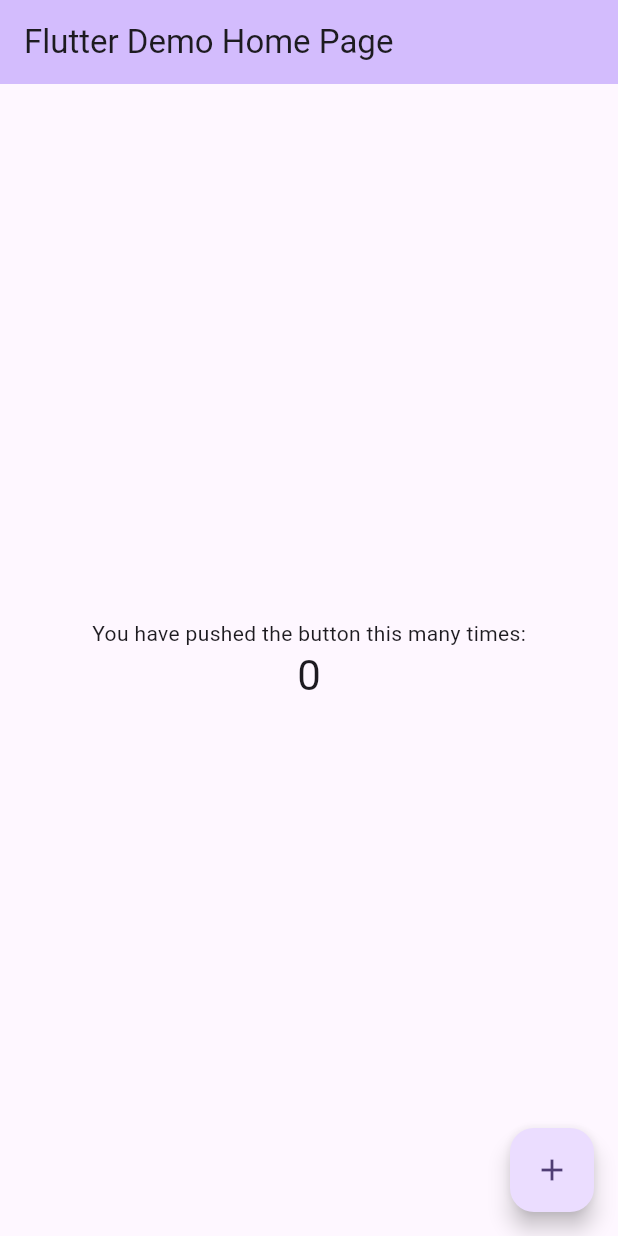
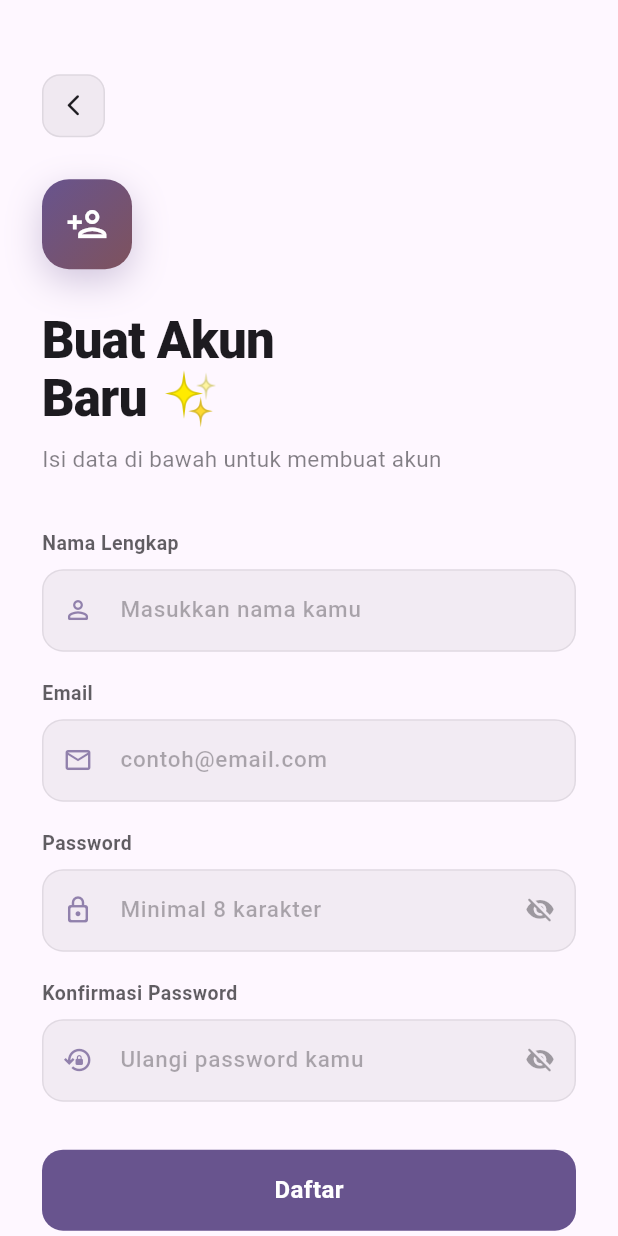
Before and after one commit to Mevyanrr/superraion, a Flutter app: the screen it shows after launch, on a phone screen of 412 x 824 dp. Run offline on Flutter 3.47's test engine with Material 3 defaults, Android fonts, the phone set to English and light mode, and no system bars; our stand-ins replace firebase_auth, firebase_core, google_sign_in; accounts and stored records are empty.

Commit message:
backend auth done

```diff
--- /dev/null
+++ b/lib/auth_text_field.dart
@@ -0,0 +1,124 @@
+import 'package:flutter/material.dart';
+
+class AuthTextField extends StatefulWidget {
+  final String label;
+  final String hint;
+  final IconData icon;
+  final bool isPassword;
+  final TextEditingController controller;
+  final TextInputType keyboardType;
+  final String? Function(String?)? validator;
+
+  const AuthTextField({
+    super.key,
+    required this.label,
+    required this.hint,
+    required this.icon,
+    required this.controller,
+    this.isPassword = false,
+    this.keyboardType = TextInputType.text,
+    this.validator,
+  });
+
+  @override
+  State<AuthTextField> createState() => _AuthTextFieldState();
+}
+
+class _AuthTextFieldState extends State<AuthTextField> {
+  bool _obscureText = true;
+
+  @override
+  Widget build(BuildContext context) {
+    final colors = Theme.of(context).colorScheme;
+
+    return Column(
+      crossAxisAlignment: CrossAxisAlignment.start,
+      children: [
+        Text(
+          widget.label,
+          style: TextStyle(
+            fontSize: 13,
+            fontWeight: FontWeight.w600,
+            color: colors.onSurface.withOpacity(0.7),
+            letterSpacing: 0.3,
+          ),
+        ),
+        const SizedBox(height: 8),
+        TextFormField(
+          controller: widget.controller,
+          obscureText: widget.isPassword ? _obscureText : false,
+          keyboardType: widget.keyboardType,
+          validator: widget.validator,
+          style: TextStyle(
+            fontSize: 15,
+            color: colors.onSurface,
+            fontWeight: FontWeight.w500,
+          ),
+          decoration: InputDecoration(
+            hintText: widget.hint,
+            hintStyle: TextStyle(
+              color: colors.onSurface.withOpacity(0.35),
+              fontSize: 15,
+            ),
+            prefixIcon: Icon(
+              widget.icon,
+              color: colors.primary.withOpacity(0.7),
+              size: 20,
+            ),
+            suffixIcon: widget.isPassword
+                ? IconButton(
+              icon: Icon(
+                _obscureText
+                    ? Icons.visibility_off_rounded
+                    : Icons.visibility_rounded,
+                color: colors.onSurface.withOpacity(0.4),
+                size: 20,
+              ),
+              onPressed: () =>
+                  setState(() => _obscureText = !_obscureText),
+            )
+                : null,
+            filled: true,
+            fillColor: colors.surfaceContainerHighest.withOpacity(0.5),
+            border: OutlineInputBorder(
+              borderRadius: BorderRadius.circular(14),
+              borderSide: BorderSide.none,
+            ),
+            enabledBorder: OutlineInputBorder(
+              borderRadius: BorderRadius.circular(14),
+              borderSide: BorderSide(
+                color: colors.outline.withOpacity(0.15),
+                width: 1,
+              ),
+            ),
+            focusedBorder: OutlineInputBorder(
+              borderRadius: BorderRadius.circular(14),
+              borderSide: BorderSide(
+                color: colors.primary,
+                width: 1.5,
+              ),
+            ),
+            errorBorder: OutlineInputBorder(
+              borderRadius: BorderRadius.circular(14),
+              borderSide: BorderSide(
+                color: colors.error,
+                width: 1.5,
+              ),
+            ),
+            focusedErrorBorder: OutlineInputBorder(
+              borderRadius: BorderRadius.circular(14),
+              borderSide: BorderSide(
+                color: colors.error,
+                width: 1.5,
+              ),
+            ),
+            contentPadding: const EdgeInsets.symmetric(
+              horizontal: 16,
+              vertical: 16,
+            ),
+          ),
+        ),
+      ],
+    );
+  }
+}
--- a/lib/main.dart
+++ b/lib/main.dart
@@ -1,6 +1,10 @@
+import 'package:firebase_core/firebase_core.dart';
 import 'package:flutter/material.dart';
+import 'package:superraion/registerTest.dart';
 
-void main() {
+void main() async{
+  WidgetsFlutterBinding.ensureInitialized();
+  await Firebase.initializeApp();
   runApp(const MyApp());
 }
 
@@ -12,6 +16,7 @@ class MyApp extends StatelessWidget {
   Widget build(BuildContext context) {
     return MaterialApp(
       title: 'Flutter Demo',
+      debugShowCheckedModeBanner: false,
       theme: ThemeData(
         // This is the theme of your application.
         //
@@ -30,93 +35,7 @@ class MyApp extends StatelessWidget {
         // tested with just a hot reload.
         colorScheme: .fromSeed(seedColor: Colors.deepPurple),
       ),
-      home: const MyHomePage(title: 'Flutter Demo Home Page'),
+      home: RegisterScreen()
     );
   }
 }
-
-class MyHomePage extends StatefulWidget {
-  const MyHomePage({super.key, required this.title});
-
-  // This widget is the home page of your application. It is stateful, meaning
-  // that it has a State object (defined below) that contains fields that affect
-  // how it looks.
-
-  // This class is the configuration for the state. It holds the values (in this
-  // case the title) provided by the parent (in this case the App widget) and
-  // used by the build method of the State. Fields in a Widget subclass are
-  // always marked "final".
-
-  final String title;
-
-  @override
-  State<MyHomePage> createState() => _MyHomePageState();
-}
-
-class _MyHomePageState extends State<MyHomePage> {
-  int _counter = 0;
-
-  void _incrementCounter() {
-    setState(() {
-      // This call to setState tells the Flutter framework that something has
-      // changed in this State, which causes it to rerun the build method below
-      // so that the display can reflect the updated values. If we changed
-      // _counter without calling setState(), then the build method would not be
-      // called again, and so nothing would appear to happen.
-      _counter++;
-    });
-  }
-
-  @override
-  Widget build(BuildContext context) {
-    // This method is rerun every time setState is called, for instance as done
-    // by the _incrementCounter method above.
-    //
-    // The Flutter framework has been optimized to make rerunning build methods
-    // fast, so that you can just rebuild anything that needs updating rather
-    // than having to individually change instances of widgets.
-    return Scaffold(
-      appBar: AppBar(
-        // TRY THIS: Try changing the color here to a specific color (to
-        // Colors.amber, perhaps?) and trigger a hot reload to see the AppBar
-        // change color while the other colors stay the same.
-        backgroundColor: Theme.of(context).colorScheme.inversePrimary,
-        // Here we take the value from the MyHomePage object that was created by
-        // the App.build method, and use it to set our appbar title.
-        title: Text(widget.title),
-      ),
-      body: Center(
-        // Center is a layout widget. It takes a single child and positions it
-        // in the middle of the parent.
-        child: Column(
-          // Column is also a layout widget. It takes a list of children and
-          // arranges them vertically. By default, it sizes itself to fit its
-          // children horizontally, and tries to be as tall as its parent.
-          //
-          // Column has various properties to control how it sizes itself and
-          // how it positions its children. Here we use mainAxisAlignment to
-          // center the children vertically; the main axis here is the vertical
-          // axis because Columns are vertical (the cross axis would be
-          // horizontal).
-          //
-          // TRY THIS: Invoke "debug painting" (choose the "Toggle Debug Paint"
-          // action in the IDE, or press "p" in the console), to see the
-          // wireframe for each widget.
-          mainAxisAlignment: .center,
-          children: [
-            const Text('You have pushed the button this many times:'),
-            Text(
-              '$_counter',
-              style: Theme.of(context).textTheme.headlineMedium,
-            ),
-          ],
-        ),
-      ),
-      floatingActionButton: FloatingActionButton(
-        onPressed: _incrementCounter,
-        tooltip: 'Increment',
-        child: const Icon(Icons.add),
-      ),
-    );
-  }
-}
--- /dev/null
+++ b/lib/primary_button.dart
@@ -0,0 +1,52 @@
+import 'package:flutter/material.dart';
+
+class PrimaryButton extends StatelessWidget {
+  final String text;
+  final VoidCallback? onPressed;
+  final bool isLoading;
+
+  const PrimaryButton({
+    super.key,
+    required this.text,
+    required this.onPressed,
+    this.isLoading = false,
+  });
+
+  @override
+  Widget build(BuildContext context) {
+    final colors = Theme.of(context).colorScheme;
+
+    return SizedBox(
+      width: double.infinity,
+      height: 54,
+      child: FilledButton(
+        onPressed: isLoading ? null : onPressed,
+        style: FilledButton.styleFrom(
+          backgroundColor: colors.primary,
+          disabledBackgroundColor: colors.primary.withOpacity(0.6),
+          shape: RoundedRectangleBorder(
+            borderRadius: BorderRadius.circular(14),
+          ),
+          elevation: 0,
+        ),
+        child: isLoading
+            ? SizedBox(
+          height: 22,
+          width: 22,
+          child: CircularProgressIndicator(
+            strokeWidth: 2.5,
+            color: colors.onPrimary,
+          ),
+        )
+            : Text(
+          text,
+          style: const TextStyle(
+            fontSize: 16,
+            fontWeight: FontWeight.w600,
+            letterSpacing: 0.3,
+          ),
+        ),
+      ),
+    );
+  }
+}
--- /dev/null
+++ b/lib/registerTest.dart
@@ -0,0 +1,354 @@
+import 'package:firebase_auth/firebase_auth.dart';
+import 'package:flutter/material.dart';
+import 'package:superraion/auth_service.dart';
+import 'package:superraion/auth_text_field.dart';
+import 'package:superraion/primary_button.dart';
+import 'package:superraion/user_model.dart';
+
+
+class RegisterScreen extends StatefulWidget {
+  const RegisterScreen({super.key});
+
+  @override
+  State<RegisterScreen> createState() => _RegisterScreenState();
+}
+
+class _RegisterScreenState extends State<RegisterScreen>
+    with SingleTickerProviderStateMixin {
+  final _formKey = GlobalKey<FormState>();
+  final _nameController = TextEditingController();
+  final _emailController = TextEditingController();
+  final _passwordController = TextEditingController();
+  final _confirmPasswordController = TextEditingController();
+  bool _isLoading = false;
+
+  late AnimationController _animController;
+  late Animation<double> _fadeAnim;
+  late Animation<Offset> _slideAnim;
+
+  @override
+  void initState() {
+    super.initState();
+    _animController = AnimationController(
+      vsync: this,
+      duration: const Duration(milliseconds: 800),
+    );
+    _fadeAnim = CurvedAnimation(
+      parent: _animController,
+      curve: Curves.easeOut,
+    );
+    _slideAnim = Tween<Offset>(
+      begin: const Offset(0, 0.08),
+      end: Offset.zero,
+    ).animate(CurvedAnimation(
+      parent: _animController,
+      curve: Curves.easeOut,
+    ));
+    _animController.forward();
+  }
+
+  @override
+  void dispose() {
+    _animController.dispose();
+    _nameController.dispose();
+    _emailController.dispose();
+    _passwordController.dispose();
+    _confirmPasswordController.dispose();
+    super.dispose();
+  }
+
+  Future<void> _handleRegister() async {
+    if (!_formKey.currentState!.validate()) return;
+
+    setState(() => _isLoading = true);
+
+    try {
+      await AuthService().signUpWithEmail(
+        UserModel(
+          nama: "apa",
+          email: _emailController.text,
+          password: _passwordController.text,
+        ),
+      );
+
+      _showSuccess('Akun berhasil dibuat!');
+    } on FirebaseAuthException catch (e) {
+      _showError(e.message ?? 'Terjadi kesalahan');
+    }
+  }
+
+  void _showError(String message) {
+    ScaffoldMessenger.of(context).showSnackBar(
+      SnackBar(
+        content: Row(
+          children: [
+            const Icon(Icons.error_outline_rounded,
+                color: Colors.white, size: 18),
+            const SizedBox(width: 10),
+            Expanded(child: Text(message)),
+          ],
+        ),
+        backgroundColor: Theme.of(context).colorScheme.error,
+        behavior: SnackBarBehavior.floating,
+        shape: RoundedRectangleBorder(borderRadius: BorderRadius.circular(12)),
+        margin: const EdgeInsets.all(16),
+      ),
+    );
+  }
+
+  void _showSuccess(String message) {
+    ScaffoldMessenger.of(context).showSnackBar(
+      SnackBar(
+        content: Row(
+          children: [
+            const Icon(Icons.check_circle_outline_rounded,
+                color: Colors.white, size: 18),
+            const SizedBox(width: 10),
+            Expanded(child: Text(message)),
+          ],
+        ),
+        backgroundColor: Colors.green.shade600,
+        behavior: SnackBarBehavior.floating,
+        shape: RoundedRectangleBorder(borderRadius: BorderRadius.circular(12)),
+        margin: const EdgeInsets.all(16),
+      ),
+    );
+  }
+
+  @override
+  Widget build(BuildContext context) {
+    final colors = Theme.of(context).colorScheme;
+    final size = MediaQuery.of(context).size;
+
+    return Scaffold(
+      backgroundColor: colors.surface,
+      body: SafeArea(
+        child: SingleChildScrollView(
+          padding: const EdgeInsets.symmetric(horizontal: 28),
+          child: FadeTransition(
+            opacity: _fadeAnim,
+            child: SlideTransition(
+              position: _slideAnim,
+              child: Form(
+                key: _formKey,
+                child: Column(
+                  crossAxisAlignment: CrossAxisAlignment.start,
+                  children: [
+                    SizedBox(height: size.height * 0.06),
+
+                    // Back Button
+                    GestureDetector(
+                      onTap: () => Navigator.pop(context),
+                      child: Container(
+                        width: 42,
+                        height: 42,
+                        decoration: BoxDecoration(
+                          color:
+                          colors.surfaceContainerHighest.withOpacity(0.6),
+                          borderRadius: BorderRadius.circular(12),
+                          border: Border.all(
+                            color: colors.outline.withOpacity(0.15),
+                          ),
+                        ),
+                        child: Icon(
+                          Icons.arrow_back_ios_new_rounded,
+                          size: 17,
+                          color: colors.onSurface,
+                        ),
+                      ),
+                    ),
+
+                    const SizedBox(height: 28),
+
+                    // Icon
+                    Container(
+                      width: 60,
+                      height: 60,
+                      decoration: BoxDecoration(
+                        gradient: LinearGradient(
+                          colors: [
+                            colors.primary,
+                            colors.tertiary,
+                          ],
+                          begin: Alignment.topLeft,
+                          end: Alignment.bottomRight,
+                        ),
+                        borderRadius: BorderRadius.circular(18),
+                        boxShadow: [
+                          BoxShadow(
+                            color: colors.primary.withOpacity(0.3),
+                            blurRadius: 20,
+                            offset: const Offset(0, 8),
+                          ),
+                        ],
+                      ),
+                      child: Icon(
+                        Icons.person_add_outlined,
+                        color: colors.onPrimary,
+                        size: 28,
+                      ),
+                    ),
+
+                    const SizedBox(height: 28),
+
+                    // Title
+                    Text(
+                      'Buat Akun\nBaru ✨',
+                      style: TextStyle(
+                        fontSize: 34,
+                        fontWeight: FontWeight.w800,
+                        color: colors.onSurface,
+                        height: 1.15,
+                        letterSpacing: -0.5,
+                      ),
+                    ),
+                    const SizedBox(height: 10),
+                    Text(
+                      'Isi data di bawah untuk membuat akun',
+                      style: TextStyle(
+                        fontSize: 15,
+                        color: colors.onSurface.withOpacity(0.55),
+                        height: 1.4,
+                      ),
+                    ),
+
+                    const SizedBox(height: 36),
+
+                    // Nama
+                    AuthTextField(
+                      label: 'Nama Lengkap',
+                      hint: 'Masukkan nama kamu',
+                      icon: Icons.person_outline_rounded,
+                      controller: _nameController,
+                      keyboardType: TextInputType.name,
+                      validator: (val) {
+                        if (val == null || val.trim().isEmpty) {
+                          return 'Nama tidak boleh kosong';
+                        }
+                        if (val.trim().length < 2) {
+                          return 'Nama minimal 2 karakter';
+                        }
+                        return null;
+                      },
+                    ),
+
+                    const SizedBox(height: 18),
+
+                    // Email
+                    AuthTextField(
+                      label: 'Email',
+                      hint: 'contoh@email.com',
+                      icon: Icons.email_outlined,
+                      controller: _emailController,
+                      keyboardType: TextInputType.emailAddress,
+                      validator: (val) {
+                        if (val == null || val.isEmpty) {
+                          return 'Email tidak boleh kosong';
+                        }
+                        if (!RegExp(r'^[\w-.]+@([\w-]+\.)+[\w-]{2,4}$')
+                            .hasMatch(val)) {
+                          return 'Format email tidak valid';
+                        }
+                        return null;
+                      },
+                    ),
+
+                    const SizedBox(height: 18),
+
+                    // Password
+                    AuthTextField(
+                      label: 'Password',
+                      hint: 'Minimal 8 karakter',
+                      icon: Icons.lock_outline_rounded,
+                      controller: _passwordController,
+                      isPassword: true,
+                      validator: (val) {
+                        if (val == null || val.isEmpty) {
+                          return 'Password tidak boleh kosong';
+                        }
+                        if (val.length < 8) {
+                          return 'Password minimal 8 karakter';
+                        }
+                        return null;
+                      },
+                    ),
+
+                    const SizedBox(height: 18),
+
+                    // Konfirmasi Password
+                    AuthTextField(
+                      label: 'Konfirmasi Password',
+                      hint: 'Ulangi password kamu',
+                      icon: Icons.lock_reset_outlined,
+                      controller: _confirmPasswordController,
+                      isPassword: true,
+                      validator: (val) {
+                        if (val == null || val.isEmpty) {
+                          return 'Konfirmasi password tidak boleh kosong';
+                        }
+                        if (val != _passwordController.text) {
+                          return 'Password tidak cocok';
+                        }
+                        return null;
+                      },
+                    ),
+
+                    const SizedBox(height: 32),
+
+                    // Register Button
+                    PrimaryButton(
+                      text: 'Daftar',
+                      onPressed: _handleRegister,
+                      isLoading: _isLoading,
+                    ),
+
+                    const SizedBox(height: 28),
+                    ElevatedButton(
+                      onPressed: () async {
+                        final result = await AuthService().signInWithGoogle();
+                        if (result != null) {
+                          // Sukses → navigasi ke Home
+
+                        }
+                      },
+                      child: Text('Masuk dengan Google'),
+                    ),
+
+                    const SizedBox(height: 32),
+
+                    // Sudah punya akun
+                    Row(
+                      mainAxisAlignment: MainAxisAlignment.center,
+                      children: [
+                        Text(
+                          'Sudah punya akun? ',
+                          style: TextStyle(
+                            color: colors.onSurface.withOpacity(0.55),
+                            fontSize: 14,
+                          ),
+                        ),
+                        GestureDetector(
+                          onTap: () => Navigator.pop(context),
+                          child: Text(
+                            'Masuk di sini',
+                            style: TextStyle(
+                              color: colors.primary,
+                              fontWeight: FontWeight.w700,
+                              fontSize: 14,
+                            ),
+                          ),
+                        ),
+                      ],
+                    ),
+
+                    const SizedBox(height: 32),
+                  ],
+                ),
+              ),
+            ),
+          ),
+        ),
+      ),
+    );
+  }
+}
--- /dev/null
+++ b/lib/user_model.dart
@@ -0,0 +1,11 @@
+class UserModel {
+  final String nama;
+  final String email;
+  final String password;
+
+  UserModel({
+    required this.nama,
+    required this.email,
+    required this.password
+  });
+}
--- a/pubspec.yaml
+++ b/pubspec.yaml
@@ -34,6 +34,9 @@ dependencies:
   # The following adds the Cupertino Icons font to your application.
   # Use with the CupertinoIcons class for iOS style icons.
   cupertino_icons: ^1.0.8
+  firebase_core: ^4.7.0
+  firebase_auth: ^6.4.0
+  google_sign_in: ^7.2.0
 
 dev_dependencies:
   flutter_test:
```
Also changed, not shown: lib/auth_service.dart (added, +108 -0 lines), pubspec.lock, 7 other files.
